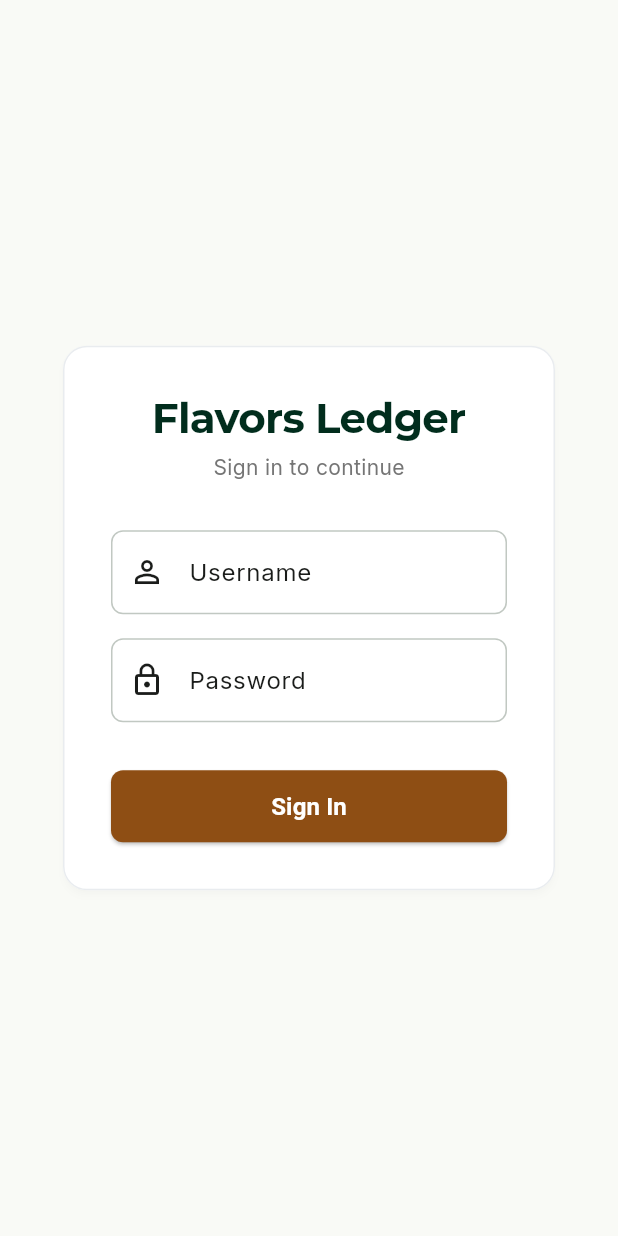
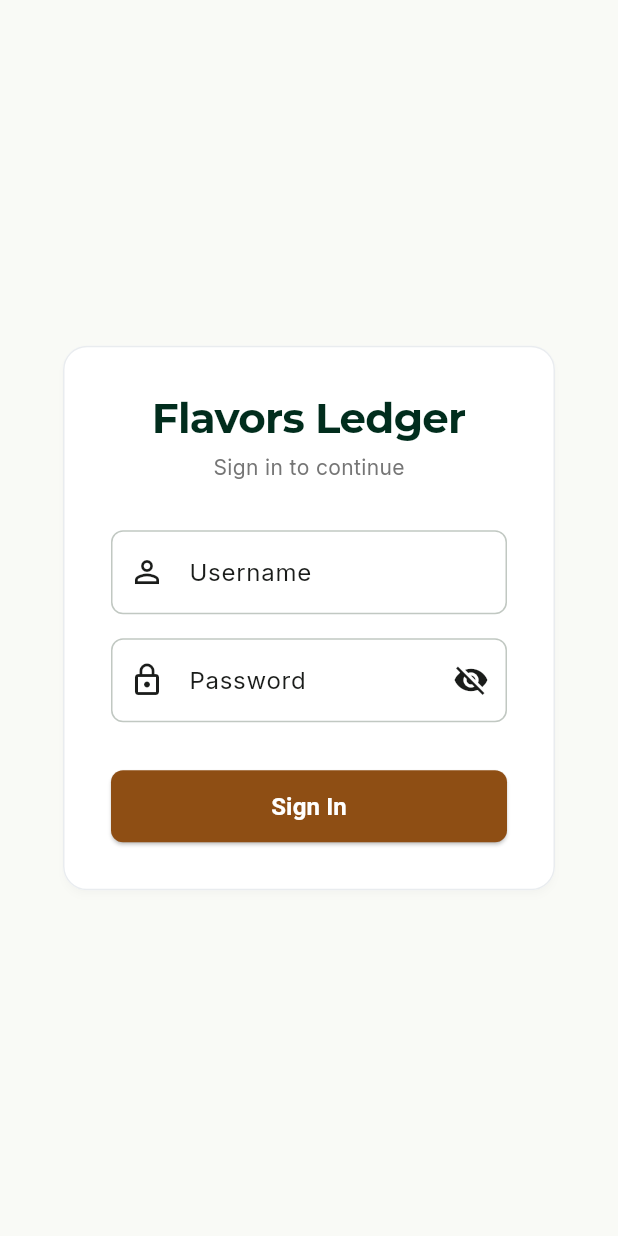
Before and after one commit to bottesaketh-dev/restaurant-revenue-tracker-flutter, a Flutter app: the screen it shows after launch, on a phone screen of 412 x 824 dp. Run offline on Flutter 3.47's test engine with Material 3 defaults, Android fonts, the phone set to English and light mode, and no system bars; our stand-ins replace dio, fl_chart, flutter_riverpod, flutter_secure_storage, go_router, google_fonts.

Commit message:
Added Option to view password on Login Page

```diff
--- a/lib/ui/screens/auth/login_screen.dart
+++ b/lib/ui/screens/auth/login_screen.dart
@@ -14,6 +14,7 @@ class LoginScreen extends ConsumerStatefulWidget {
 class _LoginScreenState extends ConsumerState<LoginScreen> {
   final _usernameController = TextEditingController();
   final _passwordController = TextEditingController();
+  bool _obscurePassword = true;
 
   @override
   void dispose() {
@@ -84,6 +85,8 @@ class _LoginScreenState extends ConsumerState<LoginScreen> {
                       ),
                     TextField(
                       controller: _usernameController,
+                      textInputAction: TextInputAction.next,
+                      onSubmitted: (_) => _login(),
                       decoration: const InputDecoration(
                         labelText: 'Username',
                         prefixIcon: Icon(Icons.person_outline),
@@ -92,10 +95,22 @@ class _LoginScreenState extends ConsumerState<LoginScreen> {
                     const SizedBox(height: 16),
                     TextField(
                       controller: _passwordController,
-                      obscureText: true,
-                      decoration: const InputDecoration(
+                      obscureText: _obscurePassword,
+                      textInputAction: TextInputAction.done,
+                      onSubmitted: (_) => _login(),
+                      decoration: InputDecoration(
                         labelText: 'Password',
-                        prefixIcon: Icon(Icons.lock_outline),
+                        prefixIcon: const Icon(Icons.lock_outline),
+                        suffixIcon: IconButton(
+                          icon: Icon(
+                            _obscurePassword ? Icons.visibility_off : Icons.visibility,
+                          ),
+                          onPressed: () {
+                            setState(() {
+                              _obscurePassword = !_obscurePassword;
+                            });
+                          },
+                        ),
                       ),
                     ),
                     const SizedBox(height: 32),
```
